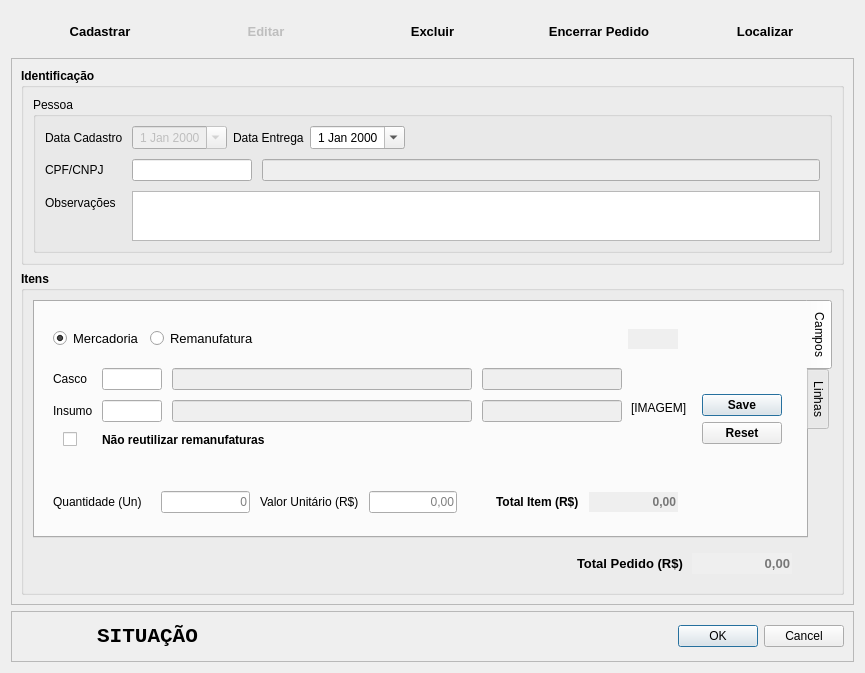
First picture: the form in Resources/UI/CadastroPedido.ui, repository Klubas/Projeto-SOAD, before the edit.
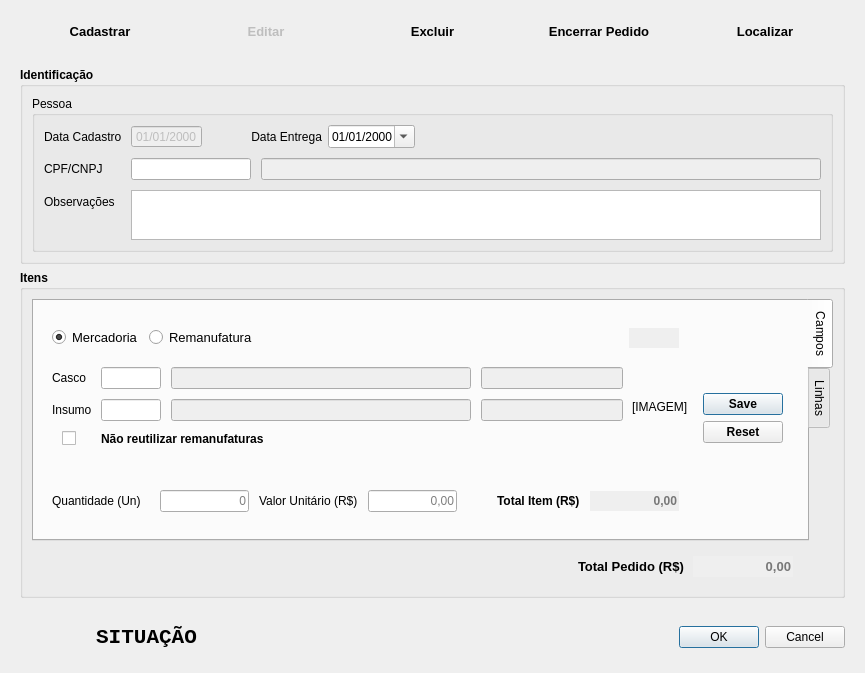
Second picture: the form after the edit. The open tabs and pages were chosen to show the change.

Commit message: - Implementado método de identificação de campos obrigatórios - Criada tela de cadastro de usuário (não funcional) - Ajustes gerais de interface

Diff of the .ui file:
```diff
--- a/Resources/UI/CadastroPedido.ui
+++ b/Resources/UI/CadastroPedido.ui
@@ -210,10 +210,10 @@
         </size>
        </property>
        <property name="frameShape">
-        <enum>QFrame::StyledPanel</enum>
+        <enum>QFrame::NoFrame</enum>
        </property>
        <property name="frameShadow">
-        <enum>QFrame::Raised</enum>
+        <enum>QFrame::Plain</enum>
        </property>
        <layout class="QGridLayout" name="gridLayout_7">
         <item row="0" column="0">
@@ -294,14 +294,20 @@
                   <property name="alignment">
                    <set>Qt::AlignCenter</set>
                   </property>
+                  <property name="buttonSymbols">
+                   <enum>QAbstractSpinBox::NoButtons</enum>
+                  </property>
                   <property name="accelerated">
                    <bool>false</bool>
                   </property>
                   <property name="showGroupSeparator" stdset="0">
                    <bool>true</bool>
                   </property>
+                  <property name="displayFormat">
+                   <string>dd/MM/yyyy</string>
+                  </property>
                   <property name="calendarPopup">
-                   <bool>true</bool>
+                   <bool>false</bool>
                   </property>
                   <property name="timeSpec">
                    <enum>Qt::LocalTime</enum>
@@ -317,7 +323,7 @@
                    </sizepolicy>
                   </property>
                   <property name="text">
-                   <string>Data Entrega</string>
+                   <string>             Data Entrega</string>
                   </property>
                  </widget>
                 </item>
@@ -344,6 +350,9 @@
                   <property name="showGroupSeparator" stdset="0">
                    <bool>true</bool>
                   </property>
+                  <property name="displayFormat">
+                   <string>dd/MM/yyyy</string>
+                  </property>
                   <property name="calendarPopup">
                    <bool>true</bool>
                   </property>
@@ -2247,10 +2256,10 @@
         </size>
        </property>
        <property name="frameShape">
-        <enum>QFrame::StyledPanel</enum>
+        <enum>QFrame::NoFrame</enum>
        </property>
        <property name="frameShadow">
-        <enum>QFrame::Raised</enum>
+        <enum>QFrame::Plain</enum>
        </property>
        <layout class="QHBoxLayout" name="horizontalLayout">
         <item>
```
Left out of the diff: 2 changed lines with no effect on the pictures. The commit also changes 34 other files.
